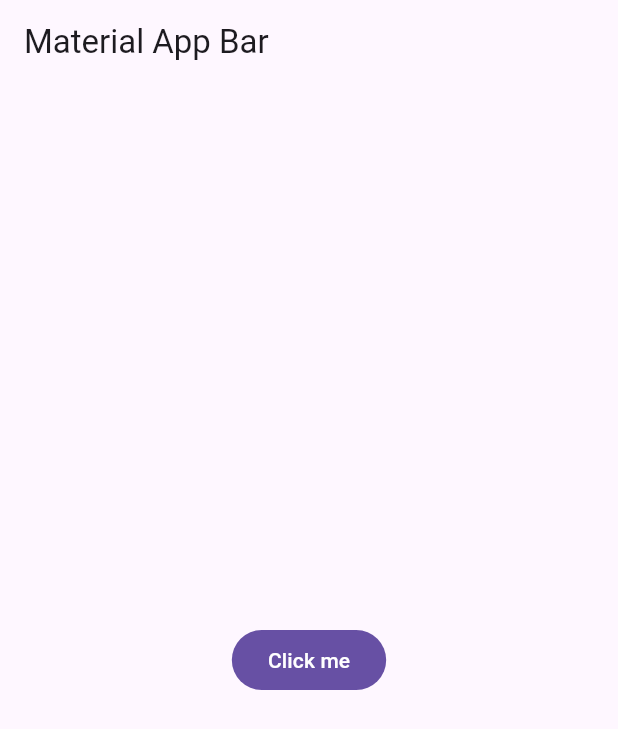
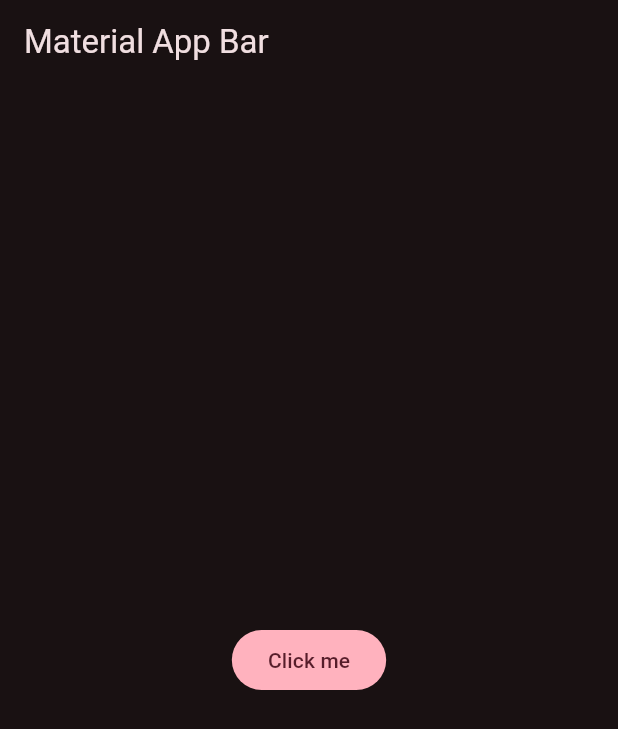
Before and after one commit to KeingCasabona/Example-Dart-Flutter-YesNo, a Flutter app: the screen it shows after launch, on a phone screen of 412 x 824 dp. Shown: the top 729 px of the screen. Run offline on Flutter 3.47's test engine with Material 3 defaults, Android fonts, the phone set to English and light mode, and no system bars.

Commit message:
feat: Add global app style

```diff
--- /dev/null
+++ b/lib/config/app_theme.dart
@@ -0,0 +1,28 @@
+import 'package:flutter/material.dart';
+
+const Color _customColor = Color(0xFF471265);
+
+const List<Color> _colorsTheme = [
+  _customColor,
+  Colors.blue,
+  Colors.teal,
+  Colors.green,
+  Colors.yellow,
+  Colors.orange,
+  Colors.pink,
+];
+
+class AppTheme {
+  final int selectedColor;
+  // NO LO HAGO REQUERIDO PARA QUE NO ME PIDA EN DONDE LO UTILICE, POR ESO LO IGUALO A 0:
+  AppTheme({this.selectedColor = 0})
+      : assert(selectedColor >= 0 && selectedColor < _colorsTheme.length,
+            'Colors must be between 0 and ${_colorsTheme.length - 1}');
+  ThemeData theme() {
+    return ThemeData(
+      useMaterial3: true,
+      colorSchemeSeed: _colorsTheme[selectedColor],
+      brightness: Brightness.dark,
+    );
+  }
+}
--- a/lib/main.dart
+++ b/lib/main.dart
@@ -1,4 +1,5 @@
 import 'package:flutter/material.dart';
+import 'package:yes_no_app/config/app_theme.dart';
 
 void main() => runApp(const MyApp());
 
@@ -10,6 +11,7 @@ class MyApp extends StatelessWidget {
     return MaterialApp(
       title: 'Yes No App',
       debugShowCheckedModeBanner: false,
+      theme: AppTheme(selectedColor: 6).theme(),
       home: Scaffold(
         appBar: AppBar(
           title: const Text('Material App Bar'),
```
